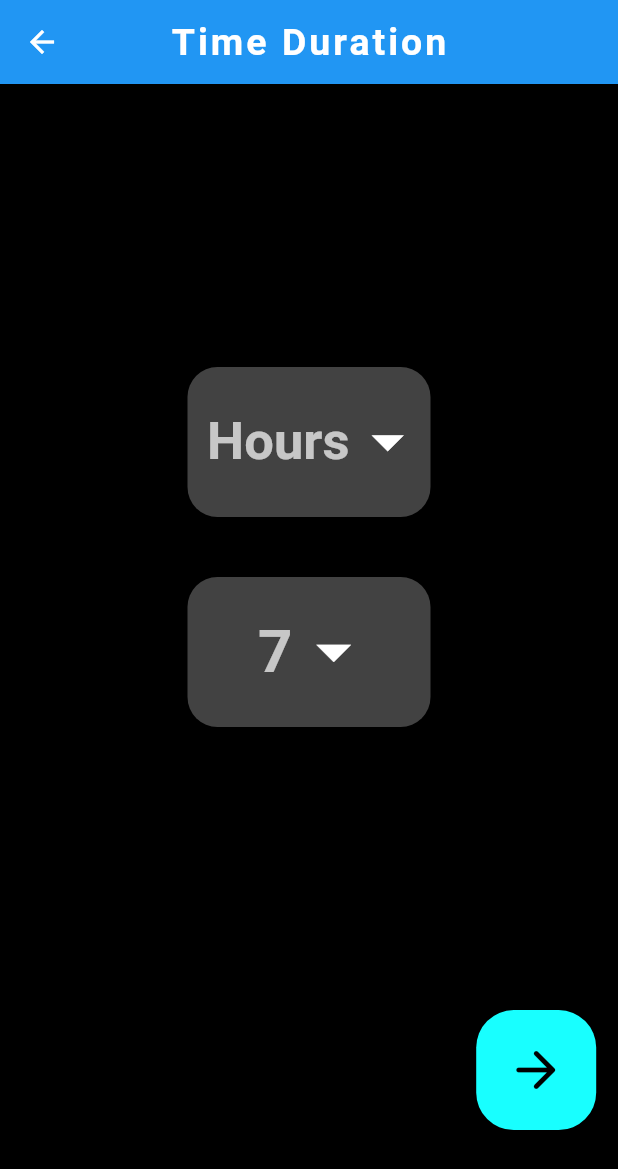
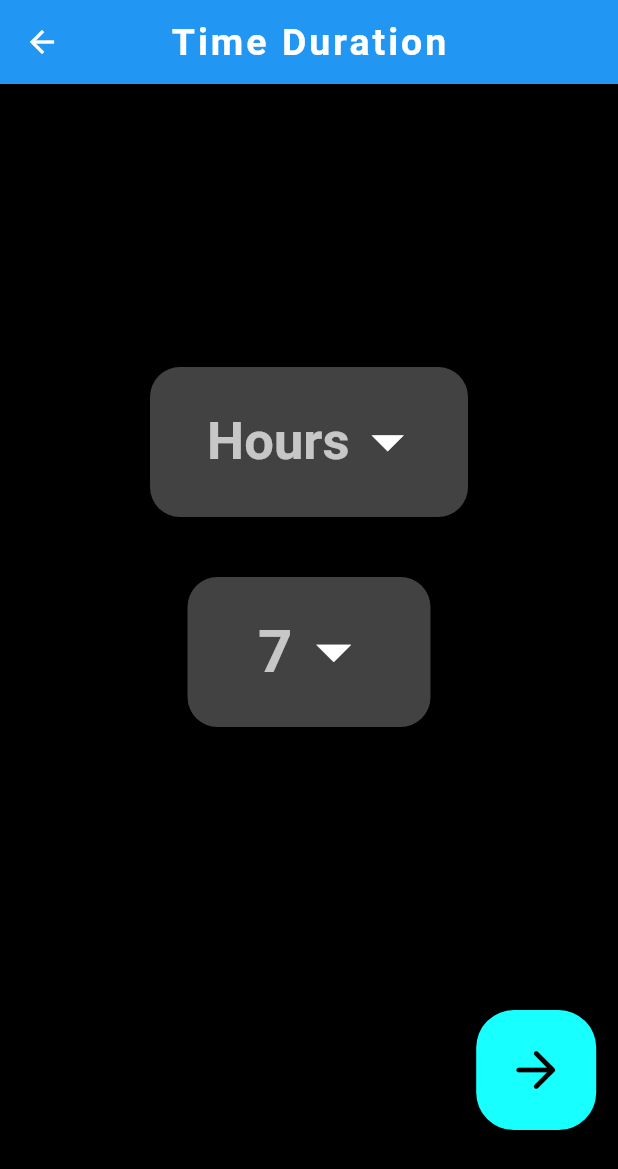
Before and after one commit to shreyasvinaya/tribble, a Flutter app: the Timeselector screen opened by its route, on a phone screen of 412 x 824 dp. Shown: the top 1169 px of the screen. Run offline on Flutter 3.47's test engine with Material 2 defaults, Android fonts, the phone set to English and light mode, and no system bars; missing offline and left inert: global_configuration.

Commit message:
fixed the overflow error hopefully

```diff
--- a/lib/screens/checkout.dart
+++ b/lib/screens/checkout.dart
@@ -158,8 +158,9 @@ class Checkout extends StatelessWidget {
                   color: Colors.grey,
                 ),
                 child: Padding(
-                  padding: EdgeInsets.fromLTRB(20.0, 0.0, 10.0, 0.0),
+                  padding: EdgeInsets.fromLTRB(10.0, 0.0, 10.0, 0.0),
                   child: Row(
+                    mainAxisAlignment: MainAxisAlignment.spaceBetween,
                     children: [
                       Text("Top places to\nvisit in Goa",
                       style: TextStyle(
@@ -167,7 +168,7 @@ class Checkout extends StatelessWidget {
                         fontWeight: FontWeight.w500,
                       ),
                       ),
-                      SizedBox(width: 15.0,),
+                      // SizedBox(width: 15.0,),
                       Container(
                         height: 130.0,
                         width: 200.0,
--- a/lib/screens/timeselector.dart
+++ b/lib/screens/timeselector.dart
@@ -42,7 +42,7 @@ class _TimeselectorState extends State<Timeselector> {
                   },
                   child: Container(
                     height: 100.0,
-                    width: MediaQuery.of(context).size.width-250,
+                    width: MediaQuery.of(context).size.width-200,
                     decoration: BoxDecoration(
                       borderRadius: BorderRadius.circular(20.0),
                       color: Colors.grey[800],
```
